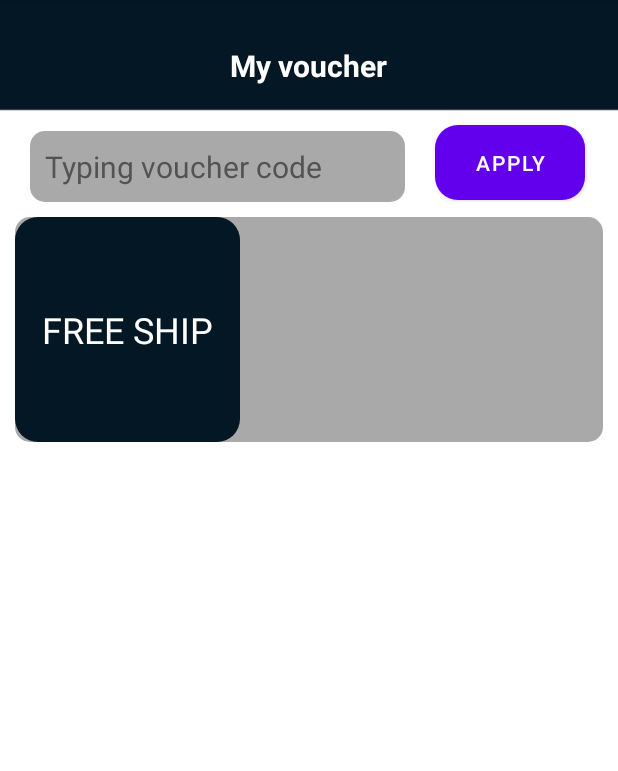
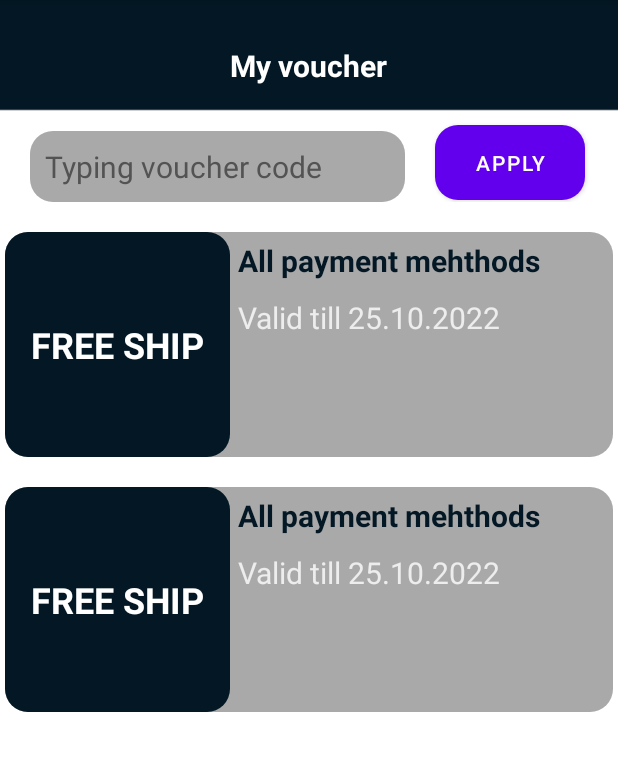
Before and after one commit to quangquyen2702/DOANAPP, an Android app: the screen it shows after launch (voucher), on a phone screen of 412 x 824 dp, the part 84-855 px from its top. Run offline under Robolectric (Android 15) with nearby library versions, the phone set to English and light mode, and no system bars.

Commit message:
add voucher1

```diff
--- a/app/src/main/res/drawable/bgredittext.xml
+++ b/app/src/main/res/drawable/bgredittext.xml
@@ -1,6 +1,6 @@
 <?xml version="1.0" encoding="utf-8"?>
 <shape xmlns:android="http://schemas.android.com/apk/res/android">
-    <corners android:radius="10dp">
+    <corners android:radius="15dp">
     </corners>
     <solid android:color="#AAA9A9"></solid>
 </shape>
--- a/app/src/main/res/layout/activity_voucher.xml
+++ b/app/src/main/res/layout/activity_voucher.xml
@@ -43,21 +43,88 @@
     <LinearLayout
         android:layout_width="match_parent"
         android:layout_height="150dp"
-        android:layout_margin="10dp"
+        android:layout_marginTop="20dp"
+        android:layout_marginLeft="3dp"
+        android:layout_marginRight="3dp"
         android:background="@drawable/bgredittext"
         android:outlineSpotShadowColor="@color/black"
-        android:orientation="horizontal"
-        >
+        android:orientation="horizontal">
         <TextView
             android:layout_width="150dp"
             android:layout_height="150dp"
             android:text="FREE SHIP"
             android:textSize="24sp"
+            android:textStyle="bold"
             android:textColor="#FFFFFF"
             android:gravity="center"
             android:background="@drawable/bgrbutton"
             >
         </TextView>
+        <LinearLayout
+            android:layout_width="match_parent"
+            android:layout_height="wrap_content"
+            android:orientation="vertical">
+        <TextView
+            android:layout_width="match_parent"
+            android:layout_height="match_parent"
+           android:text="All payment mehthods"
+            android:textSize="20sp"
+            android:textColor="#031824"
+            android:textStyle="bold"
+            android:padding="5dp">
+        </TextView>
+            <TextView
+                android:layout_width="match_parent"
+                android:layout_height="match_parent"
+                android:text="Valid till 25.10.2022"
+                android:textSize="20sp"
+                android:textColor="#EDEDED"
+                android:padding="5dp">
+            </TextView>
+        </LinearLayout>
+    </LinearLayout>
+    <LinearLayout
+        android:layout_width="match_parent"
+        android:layout_height="150dp"
+        android:layout_marginTop="20dp"
+        android:layout_marginLeft="3dp"
+        android:layout_marginRight="3dp"
+        android:background="@drawable/bgredittext"
+        android:outlineSpotShadowColor="@color/black"
+        android:orientation="horizontal">
+        <TextView
+            android:layout_width="150dp"
+            android:layout_height="150dp"
+            android:text="FREE SHIP"
+            android:textSize="24sp"
+            android:textStyle="bold"
+            android:textColor="#FFFFFF"
+            android:gravity="center"
+            android:background="@drawable/bgrbutton"
+            >
+        </TextView>
+        <LinearLayout
+            android:layout_width="match_parent"
+            android:layout_height="wrap_content"
+            android:orientation="vertical">
+            <TextView
+                android:layout_width="match_parent"
+                android:layout_height="match_parent"
+                android:text="All payment mehthods"
+                android:textSize="20sp"
+                android:textColor="#031824"
+                android:textStyle="bold"
+                android:padding="5dp">
+            </TextView>
+            <TextView
+                android:layout_width="match_parent"
+                android:layout_height="match_parent"
+                android:text="Valid till 25.10.2022"
+                android:textSize="20sp"
+                android:textColor="#EDEDED"
+                android:padding="5dp">
+            </TextView>
+        </LinearLayout>
     </LinearLayout>
 
 </LinearLayout>
```
